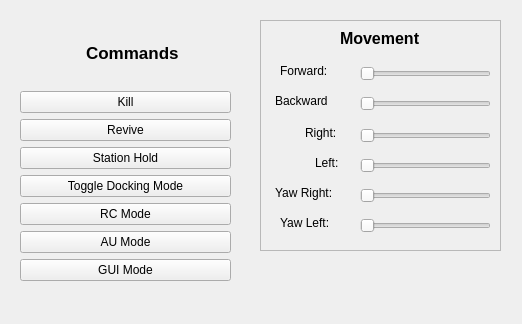
This is utils/navigator_rqt/resource/navigator_gui.ui in uf-mil/mil as Qt 5 draws it before an edit. The edited form follows.
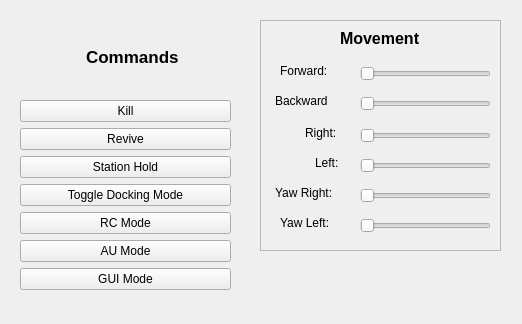
This is the edited form.

Patch:
```diff
--- a/utils/navigator_rqt/resource/navigator_gui.ui
+++ b/utils/navigator_rqt/resource/navigator_gui.ui
@@ -19,7 +19,7 @@
      <x>20</x>
      <y>20</y>
      <width>211</width>
-     <height>261</height>
+     <height>270</height>
     </rect>
    </property>
    <layout class="QVBoxLayout" name="verticalLayout">
```
